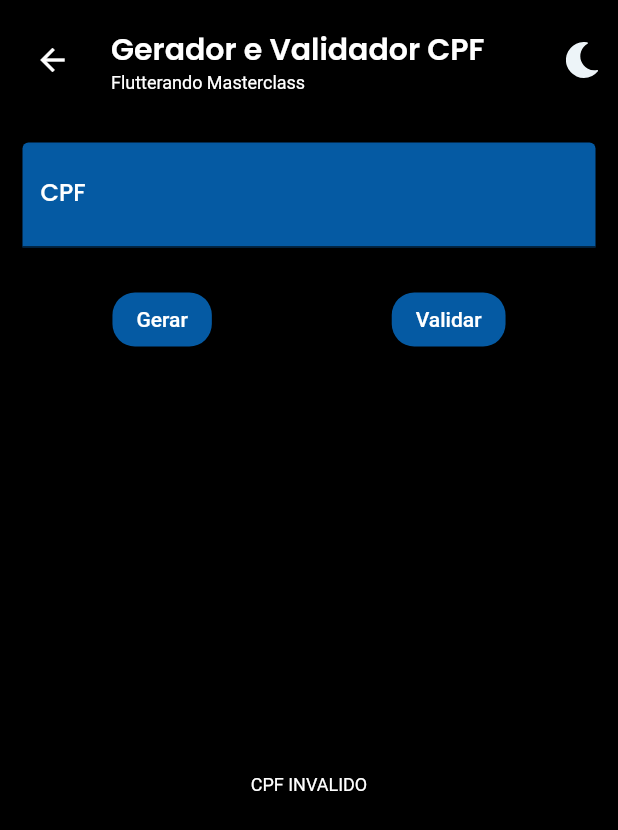
After one commit to PjBierhals/app_masterclass, a Flutter app: the CpfsPage screen opened by its route, after a tap on "Gerar", on a phone screen of 412 x 824 dp. The commit adds this screen. Shown: the top 830 px of the screen. Run offline on Flutter 3.47's test engine with Material 2 defaults, Android fonts, the phone set to English and light mode, and no system bars; our stand-ins replace flutter_svg; Roboto replaces fonts that are missing (Montserrat).

Commit message:
exercicio valida cpf

```diff
--- a/lib/main.dart
+++ b/lib/main.dart
@@ -1,6 +1,7 @@
 import 'package:app_masterclass/pages/about/about_page.dart';
 import 'package:app_masterclass/pages/activites/activites_page.dart';
 import 'package:app_masterclass/pages/animations/expansion_panel_list/expansion_panel_list.dart';
+import 'package:app_masterclass/pages/mockups/cpf/cpf.dart';
 import 'package:flutter/material.dart';
 import 'pages/animations/animations_page.dart';
 import 'pages/animations/floating_button/floating_button.dart';
@@ -66,6 +67,7 @@ class MyApp extends StatelessWidget {
           'Replicatetinder': (context) => const ReplicateTinderPage(),
           'Floatingbutton': (context) => const FloatingButtonPage(),
           'Expansionpanellist':(context) => const ExpansionPanelListPage(),
+          'Cpf':(context)=>const CpfsPage(),
         });
   }
 }
--- /dev/null
+++ b/lib/models/cpf_model.dart
@@ -0,0 +1,59 @@
+class CpfModel {
+  final String cpfNumber;
+  CpfModel({required this.cpfNumber});
+
+  bool getIsValid() {
+    var auxVez = 0;
+    var validateCpf = contNumberRep();
+    if (validateCpf == true) {
+      final convertcpf = cpfNumber.split('').map((e) => int.parse(e)).toList();
+      do {
+        var resultFinal = 0;
+        var digito = 9;
+        var multip = 10;
+        if (auxVez == 1) {
+          multip = 11;
+          digito = digito + 1;
+          resultFinal = 0;
+        }
+        for (var i = 0; i < digito; i++) {
+          var result = convertcpf[i] * multip;
+
+          resultFinal = result + resultFinal;
+          multip--;
+        }
+        var value = 11 - (resultFinal % 11);
+        if (value != convertcpf[digito]) {
+          auxVez = 2;
+          validateCpf = false;
+        } else {
+          auxVez++;
+        }
+      } while (auxVez < 2);
+    }
+
+    return validateCpf;
+  }
+
+  bool contNumberRep() {
+    var aux= true;
+    if (cpfNumber.length == 11) {
+      final convertcpf = cpfNumber.split('').map((e) => int.parse(e)).toList();
+      for (int i = 0; i < convertcpf.length; i++) {
+        var count = 0;
+        for (int j = 0; j < convertcpf.length; j++) {
+          if (convertcpf[i] == convertcpf[j]) {
+            count++;
+          }
+        }
+        if (count > 9) {
+          aux = false;
+          return aux;
+        }
+      }
+    } else {
+      aux = false;
+    }
+    return aux;
+  }
+}
--- /dev/null
+++ b/lib/pages/mockups/cpf/cpf.dart
@@ -0,0 +1,91 @@
+import 'package:app_masterclass/components/app_bar.dart';
+import 'package:flutter/material.dart';
+
+import '../../../models/cpf_model.dart';
+
+class CpfsPage extends StatefulWidget {
+  const CpfsPage({Key? key}) : super(key: key);
+
+  @override
+  State<CpfsPage> createState() => _CpfPageState();
+}
+
+class _CpfPageState extends State<CpfsPage> {
+  var result = 'Resultado';
+  var exemploCPF = '12345678901';
+
+  var cpf = '';
+  _validaCPF() {
+    final model = CpfModel(cpfNumber: cpf);
+    final resultValido = model.getIsValid();
+
+    if (cpf.length >11 || resultValido == false) {
+      result = 'CPF INVALIDO';
+    } else {
+      result = 'CPF VALIDO';
+    }
+    setState(() {});
+  }
+
+  @override
+  Widget build(BuildContext context) {
+    return Scaffold(
+      appBar: AppBarCustom(
+        context: context,
+        title: 'Gerador e Validador CPF',
+      ),
+      body: Padding(
+        padding: const EdgeInsets.all(15.0),
+        child: Column(
+          children: [
+            TextField(
+              style: Theme.of(context).textTheme.headline1,
+              onChanged: (text) => cpf = text,
+              decoration: InputDecoration(
+                labelText: 'CPF',
+                labelStyle: Theme.of(context).textTheme.headline2,
+                hintText: 'digite',
+                hintStyle: Theme.of(context).textTheme.headline1,
+                filled: true,
+                fillColor: Theme.of(context).primaryColor,
+              ),
+            ),
+            const SizedBox(
+              height: 24,
+            ),
+            Row(
+              mainAxisAlignment: MainAxisAlignment.spaceAround,
+              children: [
+                ElevatedButton(
+                  onPressed: _validaCPF,
+                  child: const Text('Gerar'),
+                  style: ElevatedButton.styleFrom(
+                    primary: Theme.of(context).primaryColor,
+                    shape: RoundedRectangleBorder(
+                      borderRadius: BorderRadius.circular(15),
+                    ),
+                  ),
+                ),
+                ElevatedButton(
+                  onPressed: _validaCPF,
+                  child: const Text('Validar'),
+                  style: ElevatedButton.styleFrom(
+                    primary: Theme.of(context).primaryColor,
+                    shape: RoundedRectangleBorder(
+                      borderRadius: BorderRadius.circular(15),
+                    ),
+                  ),
+                ),
+              ],
+            ),
+            Expanded(
+              child: Center(
+                child: Text(result),
+              ),
+            ),
+          ],
+        ),
+      ),
+    );
+  }
+}
--- a/lib/pages/mockups/mockups_page.dart
+++ b/lib/pages/mockups/mockups_page.dart
@@ -11,7 +11,7 @@ class MockupsPage extends StatefulWidget {
 }
 
 class _MockupsPageState extends State<MockupsPage> {
-  List<String> push = ['Getyourmoney', 'Replicatetinder'];
+  List<String> push = ['Getyourmoney', 'Replicatetinder','Cpf'];
   @override
   Widget build(BuildContext context) {
     return Scaffold(
```
Also changed, not shown: 1 other file.
